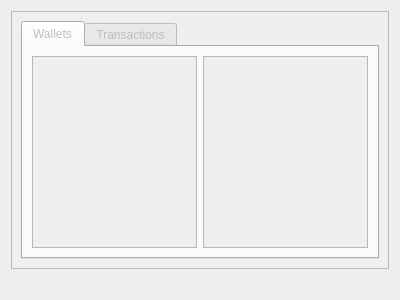
Old version of the form res/ui/currency_tab.ui in the repository duniter/sakia.
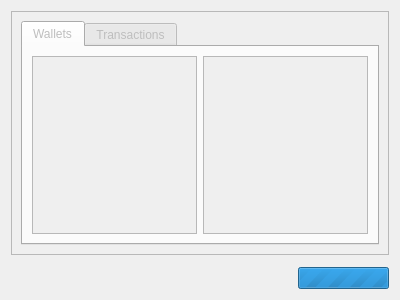
New version of the form. Icons and pictures are not drawn.

```diff
--- a/res/ui/currency_tab.ui
+++ b/res/ui/currency_tab.ui
@@ -101,11 +101,46 @@
     </widget>
    </item>
    <item>
-    <widget class="QLabel" name="label_current_block">
-     <property name="text">
-      <string/>
+    <layout class="QHBoxLayout" name="horizontalLayout_2">
+     <property name="topMargin">
+      <number>6</number>
      </property>
-    </widget>
+     <item>
+      <widget class="QLabel" name="label_current_block">
+       <property name="text">
+        <string/>
+       </property>
+      </widget>
+     </item>
+     <item>
+      <widget class="QProgressBar" name="bar_requests">
+       <property name="enabled">
+        <bool>true</bool>
+       </property>
+       <property name="sizePolicy">
+        <sizepolicy hsizetype="Maximum" vsizetype="Fixed">
+         <horstretch>0</horstretch>
+         <verstretch>0</verstretch>
+        </sizepolicy>
+       </property>
+       <property name="maximum">
+        <number>0</number>
+       </property>
+       <property name="value">
+        <number>0</number>
+       </property>
+       <property name="textVisible">
+        <bool>true</bool>
+       </property>
+       <property name="orientation">
+        <enum>Qt::Horizontal</enum>
+       </property>
+       <property name="invertedAppearance">
+        <bool>false</bool>
+       </property>
+      </widget>
+     </item>
+    </layout>
    </item>
   </layout>
  </widget>
```
